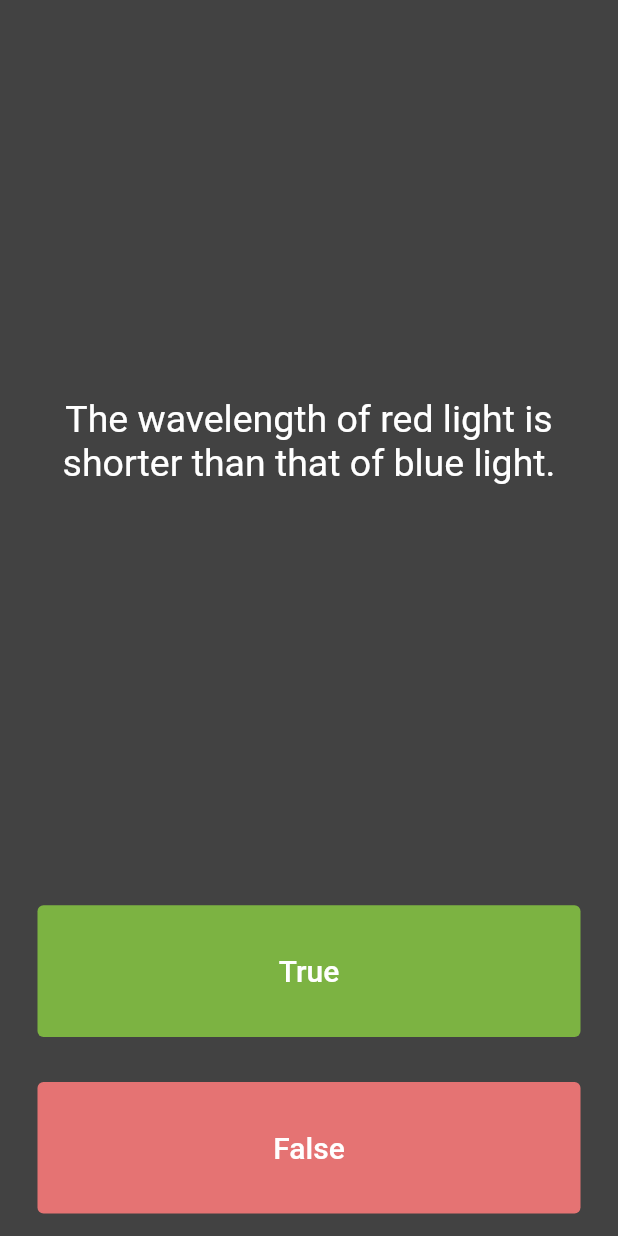
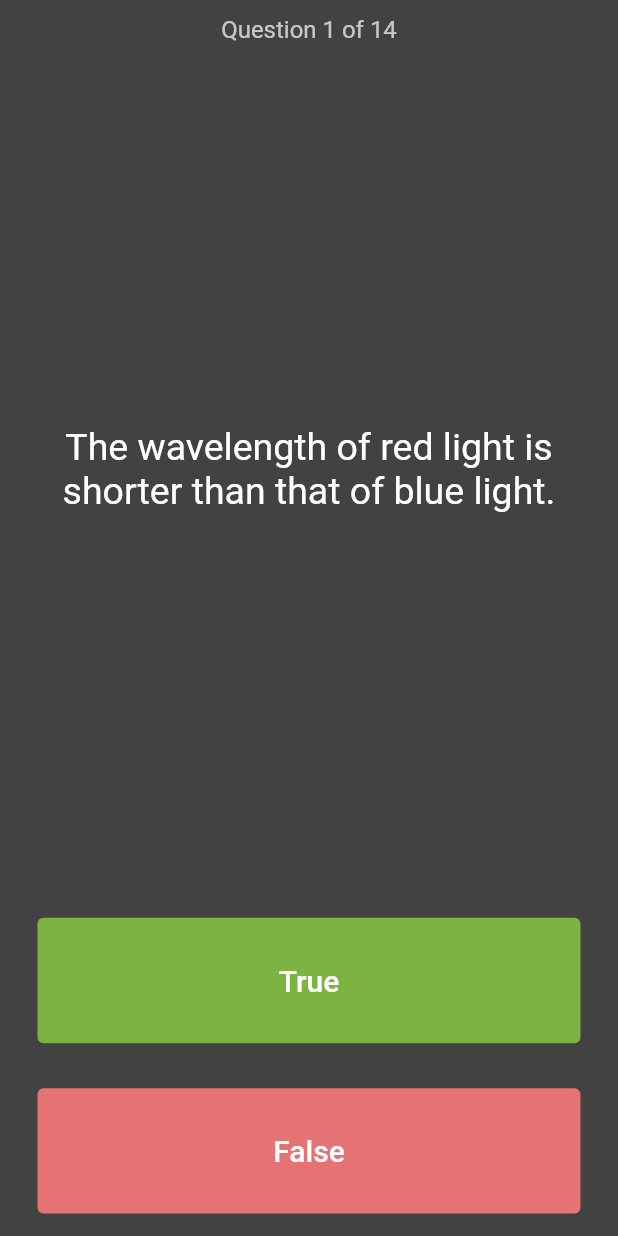
Before and after one commit to sajanpoudel/quizLearn, a Flutter app: the screen it shows after launch, on a phone screen of 412 x 824 dp. Run offline on Flutter 3.47's test engine with Material 2 defaults, Android fonts, the phone set to English and light mode, and no system bars; our stand-ins replace rflutter_alert.

Commit message:
Show which question the player is on

```diff
--- a/lib/main.dart
+++ b/lib/main.dart
@@ -122,6 +122,14 @@ class _QuizPageState extends State<QuizPage> {
       mainAxisAlignment: MainAxisAlignment.spaceBetween,
       crossAxisAlignment: CrossAxisAlignment.stretch,
       children: <Widget>[
+        Padding(
+          padding: const EdgeInsets.only(top: 10.0),
+          child: Text(
+            'Question ${quizBrain.currentNumber} of ${quizBrain.questionCount}',
+            textAlign: TextAlign.center,
+            style: const TextStyle(fontSize: 16.0, color: Colors.white70),
+          ),
+        ),
         Expanded(
           flex: 5,
           child: Padding(
```
